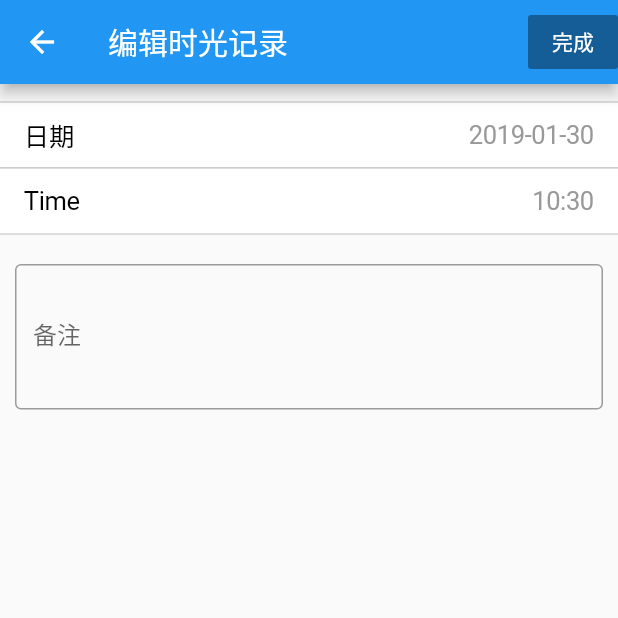
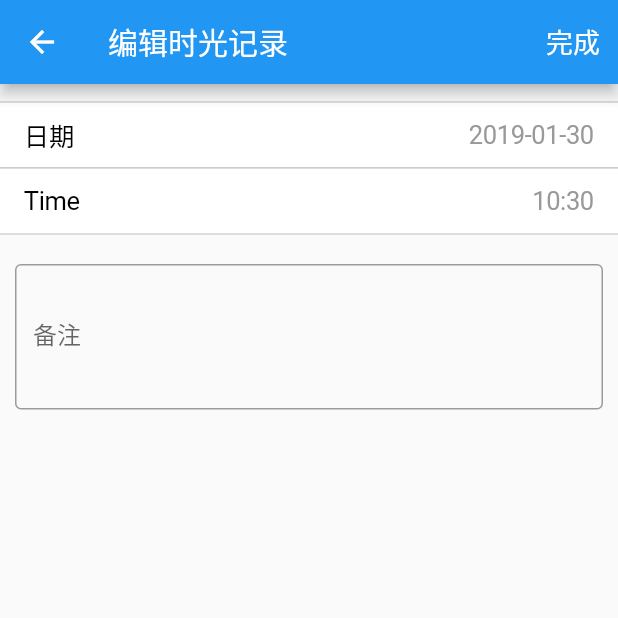
Before and after one commit to weijinhuang/time_machine, a Flutter app: the EditRecordPage screen opened directly, on a phone screen of 412 x 824 dp, the top half of it. Run offline on Flutter 3.47's test engine with Material 2 defaults, Android fonts, the phone set to English and light mode, and no system bars; our stand-ins replace sqflite; accounts and stored records are empty.

Commit message:
common commit

```diff
--- a/lib/EditRecordPage.dart
+++ b/lib/EditRecordPage.dart
@@ -17,6 +17,8 @@ class _EditRecordState extends State<EditRecordPage> {
   // Value that is shown in the date picker in time mode.
   DateTime time = DateTime.now();
 
+  void onFinish() {}
+
   @override
   Widget build(BuildContext context) {
     // TODO: implement build
@@ -24,14 +26,16 @@ class _EditRecordState extends State<EditRecordPage> {
       appBar: AppBar(
         title: Text("编辑时光记录"),
         actions: <Widget>[
-          Container(
-            width: 60,
-            child: Center(
-                child: RaisedButton(
-                  textColor: Colors.white,
-                  color: Colors.blue,
-                  child: Text('完成'),
-                )),
+          GestureDetector(
+            onTap: onFinish,
+            child: Container(
+              width: 60,
+              child: Center(
+                  child: Text(
+                '完成',
+                style: TextStyle(fontSize: 18),
+              )),
+            ),
           )
         ],
       ),
```
